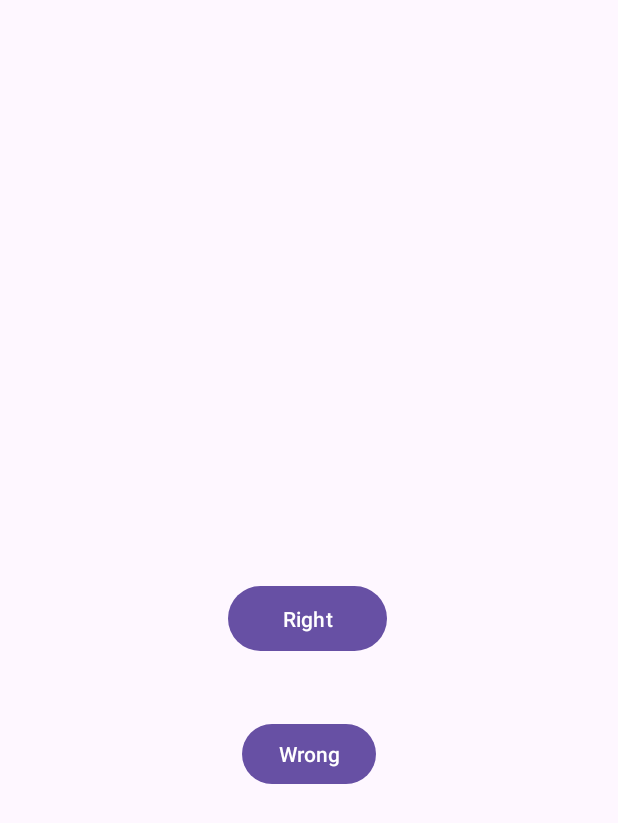
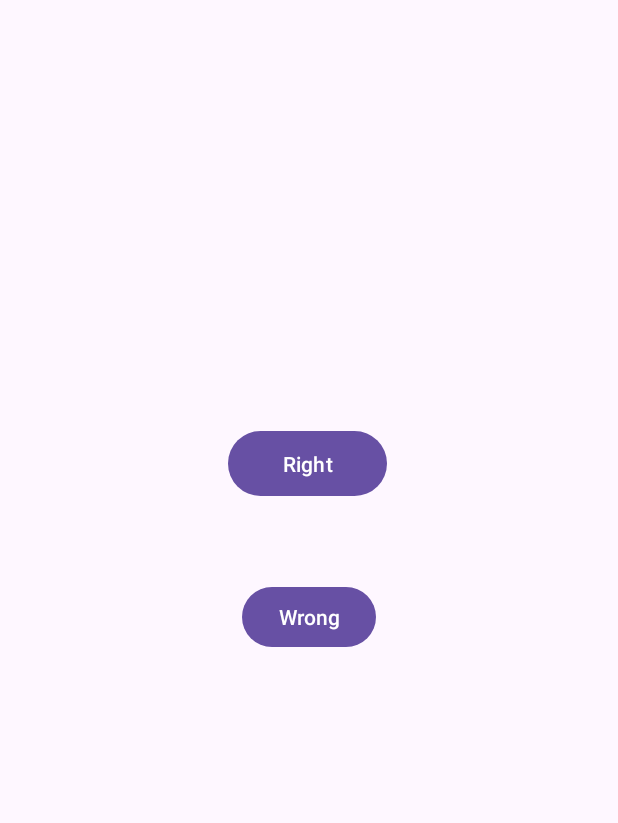
Before and after one commit to ANIKETH232323/Animated-Toast-Library, an Android app: the screen it shows after launch (MainActivity), after a tap on "Wrong", on a phone screen of 412 x 824 dp. Shown: the top 823 px of the screen. Run offline under Robolectric (Android 15) with nearby library versions, the phone set to English and light mode, and no system bars.

Commit message:
Initial commit

```diff
--- a/AnimeToast/src/main/java/com/example/animetoast/AnimeToasty.java
+++ b/AnimeToast/src/main/java/com/example/animetoast/AnimeToasty.java
@@ -5,9 +5,11 @@ import android.app.Application;
 import android.content.Context;
 import android.view.LayoutInflater;
 import android.view.View;
+import android.widget.LinearLayout;
 import android.widget.TextView;
 import android.widget.Toast;
 
+import androidx.cardview.widget.CardView;
 import androidx.constraintlayout.widget.ConstraintLayout;
 
 import com.airbnb.lottie.LottieAnimationView;
@@ -35,7 +37,7 @@ public class AnimeToasty extends Toast {
         TextView textView = view.findViewById(R.id.text);
 
         textView.setText(msg);
-        view.setBackgroundResource(background);
+        constraintLayout.setBackgroundResource(background);
         lottieAnimationView.setAnimation(animation);
         lottieAnimationView.playAnimation();
 
--- a/AnimeToast/src/main/res/layout/custom_toast.xml
+++ b/AnimeToast/src/main/res/layout/custom_toast.xml
@@ -3,6 +3,7 @@
     android:layout_width="350dp"
     android:layout_height="wrap_content"
     android:id="@+id/cons"
+    android:background="#DC1414"
     android:layout_gravity="center"
     xmlns:app="http://schemas.android.com/apk/res-auto">
 
@@ -11,8 +12,8 @@
         android:layout_width="match_parent"
         app:layout_constraintBottom_toBottomOf="parent"
         app:layout_constraintEnd_toEndOf="parent"
-        app:cardCornerRadius="25dp"
-        android:background="#fff"
+        app:cardCornerRadius="20dp"
+        android:background="#BDB3B3"
         app:layout_constraintStart_toStartOf="parent"
         app:layout_constraintTop_toTopOf="parent">
 
--- a/app/src/main/java/com/example/animatedtoast/MainActivity.java
+++ b/app/src/main/java/com/example/animatedtoast/MainActivity.java
@@ -16,7 +16,7 @@ public class MainActivity extends AppCompatActivity {
 
     public void Wrong(View view) {
         AnimeToasty.makeToast(this,"You Passed",R.raw.checkright,
-                com.google.android.material.R.color.material_dynamic_neutral30,AnimeToasty.LENGTH_SHORT).show();
+                android.R.color.transparent,AnimeToasty.LENGTH_SHORT).show();
     }
 
     public void Right(View view) {
--- a/app/src/main/res/layout/activity_main.xml
+++ b/app/src/main/res/layout/activity_main.xml
@@ -34,6 +34,7 @@
         app:layout_constraintEnd_toEndOf="@+id/button"
         app:layout_constraintHorizontal_bias="0.562"
         app:layout_constraintStart_toStartOf="@+id/button"
-        app:layout_constraintTop_toTopOf="parent" />
+        app:layout_constraintTop_toTopOf="parent"
+        app:layout_constraintVertical_bias="0.367" />
 
 </androidx.constraintlayout.widget.ConstraintLayout>
```
